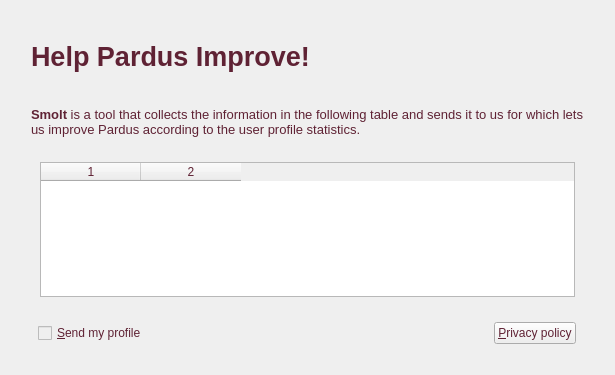
pars-linux/uludag, file kde/kaptan/src/gui/smoltWidget.ui: the form before one commit.
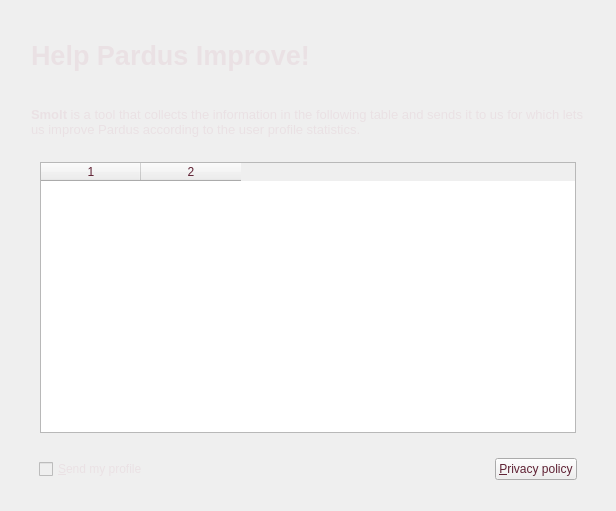
The form after the commit.

```diff
--- a/kde/kaptan/src/gui/smoltWidget.ui
+++ b/kde/kaptan/src/gui/smoltWidget.ui
@@ -6,8 +6,8 @@
    <rect>
     <x>0</x>
     <y>0</y>
-    <width>615</width>
-    <height>375</height>
+    <width>616</width>
+    <height>511</height>
    </rect>
   </property>
   <property name="windowTitle">
@@ -78,6 +78,9 @@
          <verstretch>0</verstretch>
         </sizepolicy>
        </property>
+       <property name="styleSheet">
+        <string>color: rgb(234, 225, 228);</string>
+       </property>
        <property name="text">
         <string>&amp;Send my profile</string>
        </property>
@@ -265,7 +268,11 @@
       <string>color: rgb(95, 34, 52);</string>
      </property>
      <property name="text">
-      <string>Help Pardus Improve!</string>
+      <string>&lt;!DOCTYPE HTML PUBLIC &quot;-//W3C//DTD HTML 4.0//EN&quot; &quot;http://www.w3.org/TR/REC-html40/strict.dtd&quot;&gt;
+&lt;html&gt;&lt;head&gt;&lt;meta name=&quot;qrichtext&quot; content=&quot;1&quot; /&gt;&lt;style type=&quot;text/css&quot;&gt;
+p, li { white-space: pre-wrap; }
+&lt;/style&gt;&lt;/head&gt;&lt;body style=&quot; font-family:'Sans Serif'; font-size:20pt; font-weight:600; font-style:normal;&quot;&gt;
+&lt;p style=&quot; margin-top:0px; margin-bottom:0px; margin-left:0px; margin-right:0px; -qt-block-indent:0; text-indent:0px;&quot;&gt;&lt;span style=&quot; color:#eae1e4;&quot;&gt;Help Pardus Improve!&lt;/span&gt;&lt;/p&gt;&lt;/body&gt;&lt;/html&gt;</string>
      </property>
     </widget>
    </item>
@@ -285,7 +292,7 @@
 &lt;html&gt;&lt;head&gt;&lt;meta name=&quot;qrichtext&quot; content=&quot;1&quot; /&gt;&lt;style type=&quot;text/css&quot;&gt;
 p, li { white-space: pre-wrap; }
 &lt;/style&gt;&lt;/head&gt;&lt;body style=&quot; font-family:'Sans Serif'; font-size:8pt; font-weight:400; font-style:normal;&quot;&gt;
-&lt;p style=&quot; margin-top:0px; margin-bottom:0px; margin-left:0px; margin-right:0px; -qt-block-indent:0; text-indent:0px;&quot;&gt;&lt;span style=&quot; font-size:10pt; font-weight:600; color:#5f2234;&quot;&gt;Smolt&lt;/span&gt;&lt;span style=&quot; font-size:10pt; color:#5f2234;&quot;&gt; is a tool that collects the information in the following table and sends it to us for which lets us improve Pardus according to the user profile statistics.&lt;/span&gt;&lt;/p&gt;&lt;/body&gt;&lt;/html&gt;</string>
+&lt;p style=&quot; margin-top:0px; margin-bottom:0px; margin-left:0px; margin-right:0px; -qt-block-indent:0; text-indent:0px;&quot;&gt;&lt;span style=&quot; font-size:10pt; font-weight:600; color:#eae1e4;&quot;&gt;Smolt&lt;/span&gt;&lt;span style=&quot; font-size:10pt; color:#eae1e4;&quot;&gt; is a tool that collects the information in the following table and sends it to us for which lets us improve Pardus according to the user profile statistics.&lt;/span&gt;&lt;/p&gt;&lt;/body&gt;&lt;/html&gt;</string>
      </property>
      <property name="wordWrap">
       <bool>true</bool>
```
